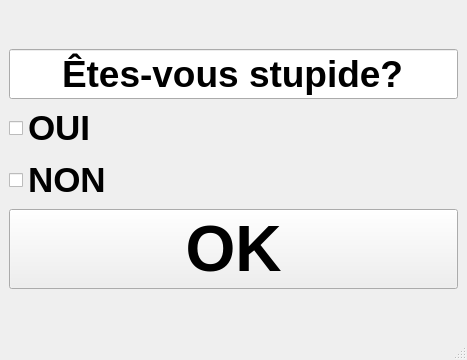
The window that Kapitel 6/Layout.ui (Dhalu-the-great/Uebungen-GeoProgrammierung-I) describes before a commit, drawn with Qt 5.
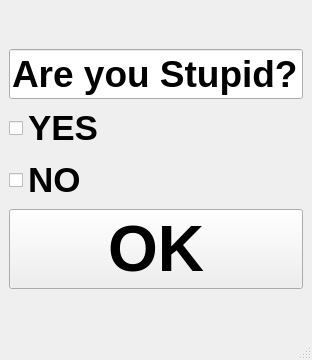
The same window after the commit.

Diff of the .ui file:
```diff
--- a/Kapitel 6/Layout.ui
+++ b/Kapitel 6/Layout.ui
@@ -6,7 +6,7 @@
    <rect>
     <x>0</x>
     <y>0</y>
-    <width>467</width>
+    <width>312</width>
     <height>360</height>
    </rect>
   </property>
@@ -28,7 +28,7 @@
          </font>
         </property>
         <property name="text">
-         <string>NON</string>
+         <string>NO</string>
         </property>
        </widget>
       </item>
@@ -61,7 +61,7 @@
          <enum>Qt::LeftToRight</enum>
         </property>
         <property name="text">
-         <string>OUI</string>
+         <string>YES</string>
         </property>
        </widget>
       </item>
@@ -76,7 +76,7 @@
          </font>
         </property>
         <property name="text">
-         <string>Êtes-vous stupide?</string>
+         <string>Are you Stupid?</string>
         </property>
         <property name="alignment">
          <set>Qt::AlignCenter</set>
```
Left out of the diff: 2 changed lines with no effect on the pictures.
